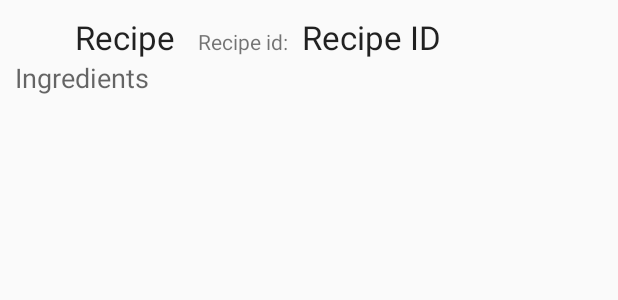
After one commit to aglo35/Foodbye, an Android app: the layout list_recipe.xml on its own in the app's theme, with its tools: preview values and no code run, on a phone screen of 412 x 824 dp. The commit adds this screen. Shown: the top 300 px of the screen. Run offline under Robolectric (Android 15) with nearby library versions, the light colour scheme and no system bars.

Commit message:
5: Added ingredients to search results

```diff
--- a/app/src/main/java/com/foodbye/model/Recipe.java
+++ b/app/src/main/java/com/foodbye/model/Recipe.java
@@ -19,8 +19,9 @@ public class Recipe implements Parcelable {
 
     private String social_rank;
 
-    public ArrayList<String> getIngredients() {
-        return ingredients;
+    // TODO: Better layout for ingredients (consider overriding toString()).
+    public String getIngredients() {
+        return ingredients.toString();
     }
 
     public void setIngredients(ArrayList<String> ingredients) {
--- /dev/null
+++ b/app/src/main/res/layout/list_recipe.xml
@@ -0,0 +1,62 @@
+<?xml version="1.0" encoding="utf-8"?>
+<RelativeLayout xmlns:android="http://schemas.android.com/apk/res/android"
+    android:layout_width="match_parent"
+    android:layout_height="match_parent"
+    android:padding="10dp"
+    >
+
+    <TextView
+        android:id="@+id/recipe_title"
+        android:layout_alignBaseline="@+id/ivUserIcon"
+        android:layout_toRightOf="@+id/ivUserIcon"
+        android:layout_toEndOf="@+id/ivUserIcon"
+        android:layout_width="wrap_content"
+        android:layout_height="wrap_content"
+        android:paddingLeft="10dp"
+        android:paddingRight="6dp"
+        android:paddingEnd="6dp"
+        android:text="Recipe"
+        android:textAppearance="?android:attr/textAppearanceLarge" />
+
+    <TextView
+        android:id="@+id/recipeId"
+        android:layout_width="wrap_content"
+        android:layout_height="wrap_content"
+        android:layout_alignBaseline="@+id/recipe_title"
+        android:layout_toRightOf="@+id/recipe_title"
+        android:layout_toEndOf="@+id/recipe_title"
+        android:paddingRight="6dp"
+        android:paddingLeft="6dp"
+        android:text=" Recipe id: " />
+
+    <TextView
+        android:id="@+id/social_rank"
+        android:layout_width="wrap_content"
+        android:layout_height="wrap_content"
+        android:layout_alignBottom="@+id/recipe_title"
+        android:layout_toRightOf="@+id/recipeId"
+        android:layout_toEndOf="@+id/recipeId"
+        android:text="Recipe ID"
+        android:textAppearance="?android:attr/textAppearanceLarge" />
+
+    <TextView
+        android:id="@+id/ingredients"
+        android:layout_width="wrap_content"
+        android:layout_height="wrap_content"
+        android:layout_below="@+id/recipe_title"
+        android:text="Ingredients"
+        android:textAppearance="?android:attr/textAppearanceMedium" />
+
+
+
+    <ImageView
+        android:layout_alignParentStart="true"
+        android:layout_alignParentLeft="true"
+        android:layout_alignParentTop="true"
+        android:id="@+id/ivUserIcon"
+        android:layout_width="30dp"
+        android:layout_height="30dp"
+        android:contentDescription="Recipe image"/>
+        <!--android:src="@drawable/user_icon" />-->
+
+</RelativeLayout>
```
Also changed, not shown: app/src/main/java/com/foodbye/RecipeArrayAdapter.java (added, +39 -0 lines), app/src/main/java/com/foodbye/SearchRecipesActivity.java (+36 -55 lines), app/src/main/res/layout/activity_main.xml (+8 -2 lines).
